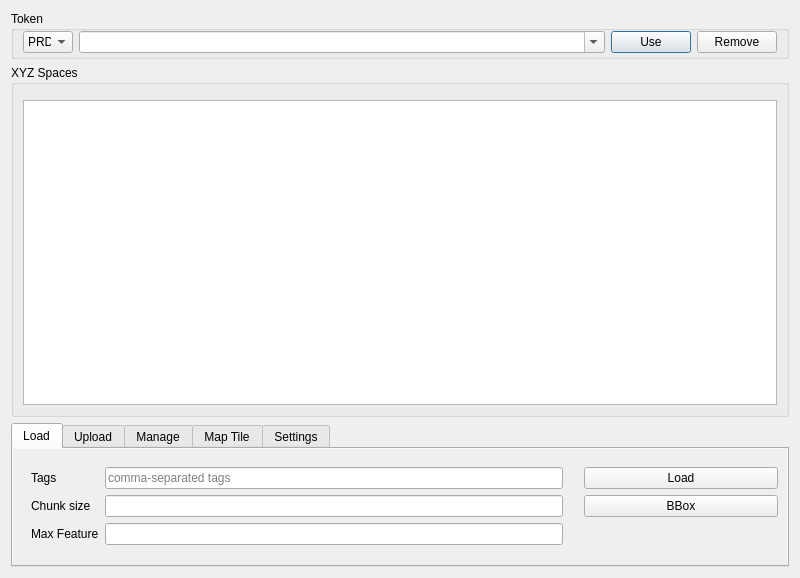
Qt form XYZHubConnector/gui/ui/tab_dialog.ui (heremaps/xyz-qgis-plugin) before a commit.
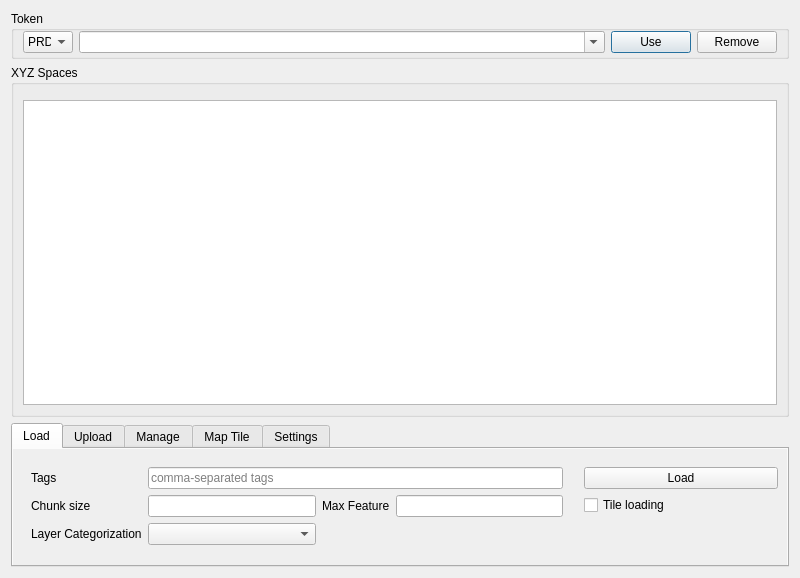
The same form after that commit. Custom widgets are drawn as their Qt base class.

Commit message:
feat: tile loading, fields similarity for layer categorization + test
+ Tile Loader, thread safe, re-entrant
+ here tile schema
+ save config into qgs node, stored in project
+ categorize space into different layer based on fields similarity score
+ ui update
+ bug fixes
+ squash merge from branch 'tile-load' 5943f9b

The edit to the form file:
```diff
--- a/XYZHubConnector/gui/ui/tab_dialog.ui
+++ b/XYZHubConnector/gui/ui/tab_dialog.ui
@@ -199,7 +199,7 @@
            <verstretch>0</verstretch>
           </sizepolicy>
          </property>
-         <layout class="QFormLayout" name="formLayout_2">
+         <layout class="QGridLayout" name="gridLayout">
           <item row="0" column="0">
            <widget class="QLabel" name="label_3">
             <property name="sizePolicy">
@@ -213,28 +213,6 @@
             </property>
            </widget>
           </item>
-          <item row="0" column="1">
-           <widget class="QLineEdit" name="lineEdit_tags">
-            <property name="sizePolicy">
-             <sizepolicy hsizetype="Preferred" vsizetype="Fixed">
-              <horstretch>0</horstretch>
-              <verstretch>0</verstretch>
-             </sizepolicy>
-            </property>
-            <property name="minimumSize">
-             <size>
-              <width>300</width>
-              <height>0</height>
-             </size>
-            </property>
-            <property name="maxLength">
-             <number>2000</number>
-            </property>
-            <property name="placeholderText">
-             <string>comma-separated tags</string>
-            </property>
-           </widget>
-          </item>
           <item row="1" column="0">
            <widget class="QLabel" name="label">
             <property name="sizePolicy">
@@ -248,6 +226,41 @@
             </property>
            </widget>
           </item>
+          <item row="0" column="1" colspan="3">
+           <widget class="QLineEdit" name="lineEdit_tags">
+            <property name="sizePolicy">
+             <sizepolicy hsizetype="Preferred" vsizetype="Fixed">
+              <horstretch>0</horstretch>
+              <verstretch>0</verstretch>
+             </sizepolicy>
+            </property>
+            <property name="minimumSize">
+             <size>
+              <width>300</width>
+              <height>0</height>
+             </size>
+            </property>
+            <property name="maxLength">
+             <number>2000</number>
+            </property>
+            <property name="placeholderText">
+             <string>comma-separated tags</string>
+            </property>
+           </widget>
+          </item>
+          <item row="1" column="2">
+           <widget class="QLabel" name="label_2">
+            <property name="sizePolicy">
+             <sizepolicy hsizetype="Fixed" vsizetype="Preferred">
+              <horstretch>0</horstretch>
+              <verstretch>0</verstretch>
+             </sizepolicy>
+            </property>
+            <property name="text">
+             <string>Max Feature</string>
+            </property>
+           </widget>
+          </item>
           <item row="1" column="1">
            <widget class="QLineEdit" name="lineEdit_limit">
             <property name="sizePolicy">
@@ -268,7 +281,7 @@
            </widget>
           </item>
           <item row="2" column="0">
-           <widget class="QLabel" name="label_2">
+           <widget class="QLabel" name="label_9">
             <property name="sizePolicy">
              <sizepolicy hsizetype="Fixed" vsizetype="Preferred">
               <horstretch>0</horstretch>
@@ -276,11 +289,11 @@
              </sizepolicy>
             </property>
             <property name="text">
-             <string>Max Feature</string>
+             <string>Layer Categorization</string>
             </property>
            </widget>
           </item>
-          <item row="2" column="1">
+          <item row="1" column="3">
            <widget class="QLineEdit" name="lineEdit_max_feat">
             <property name="sizePolicy">
              <sizepolicy hsizetype="Preferred" vsizetype="Fixed">
@@ -295,6 +308,10 @@
              <set>Qt::AlignRight|Qt::AlignTrailing|Qt::AlignVCenter</set>
             </property>
            </widget>
+          </item>          
+          <item row="2" column="1">
+           <widget class="QComboBox" name="comboBox_similarity_threshold">
+           </widget>
           </item>
          </layout>
         </widget>
@@ -314,13 +331,6 @@
           <property name="rightMargin">
            <number>0</number>
           </property>
-          <item row="1" column="1">
-           <widget class="QPushButton" name="btn_bbox">
-            <property name="text">
-             <string>BBox</string>
-            </property>
-           </widget>
-          </item>
           <item row="0" column="1">
            <widget class="QPushButton" name="btn_load">
             <property name="text">
@@ -328,6 +338,16 @@
             </property>
            </widget>
           </item>
+          <item row="1" column="1">
+           <widget class="QCheckBox" name="checkBox_tile">
+            <property name="layoutDirection">
+             <enum>Qt::LeftToRight</enum>
+            </property>
+            <property name="text">
+             <string>Tile loading</string>
+            </property>
+           </widget>
+          </item>
          </layout>
         </widget>
        </item>
```
Left out of the diff: 6 changed lines with no effect on the pictures. The commit also changes 31 other files.
